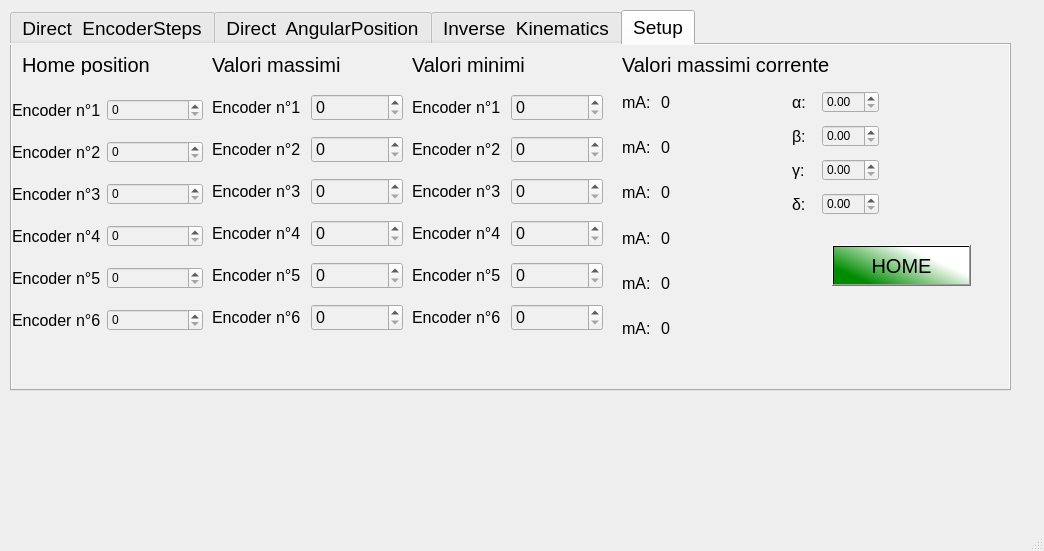
Qt form pyUi/ScorbotUI/pyqtLib/qtfiles/UiClass.ui (Alfystar/Scorbot-CA) before a commit.
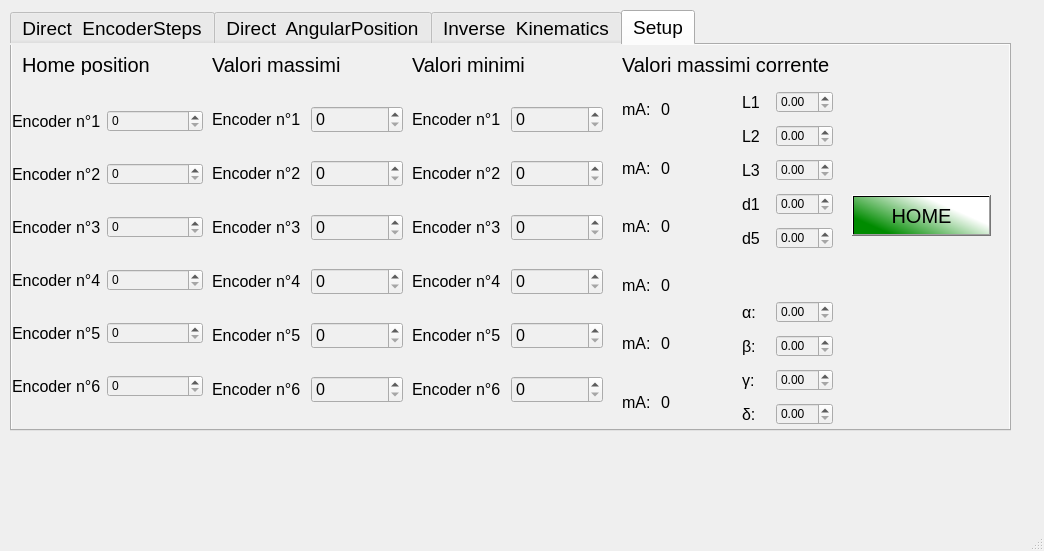
The same form after that commit. Icons and pictures are not drawn.

Commit message: Aggiunta l1 ecc ecc

What changed in the file:
```diff
--- a/pyUi/ScorbotUI/pyqtLib/qtfiles/UiClass.ui
+++ b/pyUi/ScorbotUI/pyqtLib/qtfiles/UiClass.ui
@@ -26,7 +26,7 @@
       <x>10</x>
       <y>10</y>
       <width>1001</width>
-      <height>381</height>
+      <height>421</height>
      </rect>
     </property>
     <property name="font">
@@ -2472,8 +2472,8 @@
      <widget class="QPushButton" name="Home">
       <property name="geometry">
        <rect>
-        <x>820</x>
-        <y>200</y>
+        <x>840</x>
+        <y>150</y>
         <width>139</width>
         <height>41</height>
        </rect>
@@ -2511,9 +2511,9 @@
      <widget class="QWidget" name="layoutWidget">
       <property name="geometry">
        <rect>
-        <x>780</x>
-        <y>40</y>
-        <width>87</width>
+        <x>730</x>
+        <y>250</y>
+        <width>91</width>
         <height>136</height>
        </rect>
       </property>
@@ -2602,7 +2602,7 @@
         <x>400</x>
         <y>40</y>
         <width>191</width>
-        <height>261</height>
+        <height>341</height>
        </rect>
       </property>
       <layout class="QVBoxLayout" name="verticalLayout_5">
@@ -2800,7 +2800,7 @@
         <x>200</x>
         <y>40</y>
         <width>191</width>
-        <height>261</height>
+        <height>341</height>
        </rect>
       </property>
       <layout class="QVBoxLayout" name="verticalLayout_4">
@@ -2961,8 +2961,8 @@
        <rect>
         <x>610</x>
         <y>40</y>
-        <width>161</width>
-        <height>261</height>
+        <width>111</width>
+        <height>341</height>
        </rect>
       </property>
       <property name="font">
@@ -3210,7 +3210,7 @@
         <x>0</x>
         <y>40</y>
         <width>191</width>
-        <height>261</height>
+        <height>341</height>
        </rect>
       </property>
       <layout class="QVBoxLayout" name="verticalLayout_6">
@@ -3366,6 +3366,113 @@
        </item>
       </layout>
      </widget>
+     <widget class="QWidget" name="">
+      <property name="geometry">
+       <rect>
+        <x>730</x>
+        <y>40</y>
+        <width>91</width>
+        <height>172</height>
+       </rect>
+      </property>
+      <layout class="QVBoxLayout" name="verticalLayout_8">
+       <item>
+        <layout class="QHBoxLayout" name="horizontalLayout_7">
+         <item>
+          <widget class="QLabel" name="L1">
+           <property name="font">
+            <font>
+             <pointsize>12</pointsize>
+            </font>
+           </property>
+           <property name="text">
+            <string>L1</string>
+           </property>
+          </widget>
+         </item>
+         <item>
+          <widget class="QDoubleSpinBox" name="l1Value"/>
+         </item>
+        </layout>
+       </item>
+       <item>
+        <layout class="QHBoxLayout" name="horizontalLayout_8">
+         <item>
+          <widget class="QLabel" name="L2">
+           <property name="font">
+            <font>
+             <pointsize>12</pointsize>
+            </font>
+           </property>
+           <property name="text">
+            <string>L2</string>
+           </property>
+          </widget>
+         </item>
+         <item>
+          <widget class="QDoubleSpinBox" name="L2Value"/>
+         </item>
+        </layout>
+       </item>
+       <item>
+        <layout class="QHBoxLayout" name="horizontalLayout_82">
+         <item>
+          <widget class="QLabel" name="L3">
+           <property name="font">
+            <font>
+             <pointsize>12</pointsize>
+            </font>
+           </property>
+           <property name="text">
+            <string>L3</string>
+           </property>
+          </widget>
+         </item>
+         <item>
+          <widget class="QDoubleSpinBox" name="L3Value"/>
+         </item>
+        </layout>
+       </item>
+       <item>
+        <layout class="QHBoxLayout" name="horizontalLayout_83">
+         <item>
+          <widget class="QLabel" name="d1">
+           <property name="font">
+            <font>
+             <pointsize>12</pointsize>
+            </font>
+           </property>
+           <property name="text">
+            <string>d1</string>
+           </property>
+          </widget>
+         </item>
+         <item>
+          <widget class="QDoubleSpinBox" name="d1Value"/>
+         </item>
+        </layout>
+       </item>
+       <item>
+        <layout class="QHBoxLayout" name="horizontalLayout_84">
+         <item>
+          <widget class="QLabel" name="d5">
+           <property name="font">
+            <font>
+             <pointsize>12</pointsize>
+            </font>
+           </property>
+           <property name="text">
+            <string>d5</string>
+           </property>
+          </widget>
+         </item>
+         <item>
+          <widget class="QDoubleSpinBox" name="d5Value"/>
+         </item>
+        </layout>
+       </item>
+      </layout>
+     </widget>
     </widget>
    </widget>
    <widget class="QLabel" name="image">
```
Left out of the diff: 26 changed lines with no effect on the pictures. The commit also changes 1 other file.
